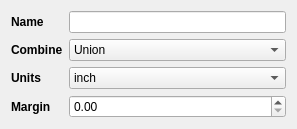
xmarduel/pycut, file op_vpocket.ui: the form before one commit.
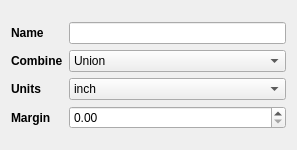
The form after the commit.

Patch:
```diff
--- a/op_vpocket.ui
+++ b/op_vpocket.ui
@@ -7,7 +7,7 @@
     <x>0</x>
     <y>0</y>
     <width>297</width>
-    <height>118</height>
+    <height>150</height>
    </rect>
   </property>
   <property name="windowTitle">
```
Left out of the diff: 8 changed lines with no effect on the pictures.
